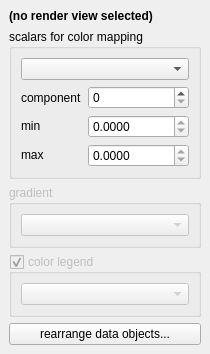
Before: the Qt Designer form gui/widgets/ScalarMappingChooser.ui in kateyy/geohazardvis, drawn with Qt 5.
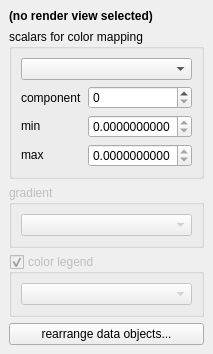
After: the same form once the commit is applied.

```diff
--- a/gui/widgets/ScalarMappingChooser.ui
+++ b/gui/widgets/ScalarMappingChooser.ui
@@ -73,7 +73,7 @@
           <item row="1" column="1">
            <widget class="QDoubleSpinBox" name="minValueSpinBox">
             <property name="decimals">
-             <number>4</number>
+             <number>10</number>
             </property>
             <property name="maximum">
              <double>0.000000000000000</double>
@@ -96,7 +96,7 @@
           <item row="2" column="1">
            <widget class="QDoubleSpinBox" name="maxValueSpinBox">
             <property name="decimals">
-             <number>4</number>
+             <number>10</number>
             </property>
             <property name="minimum">
              <double>0.000000000000000</double>
```
